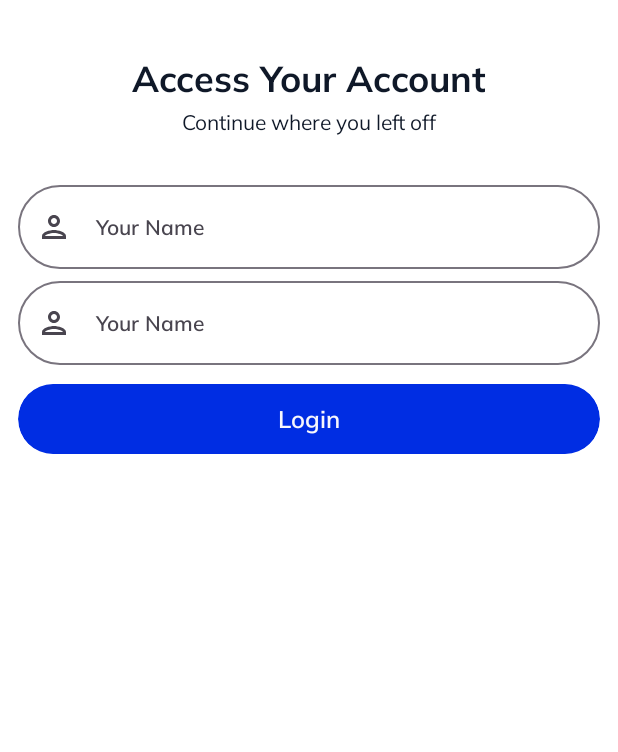
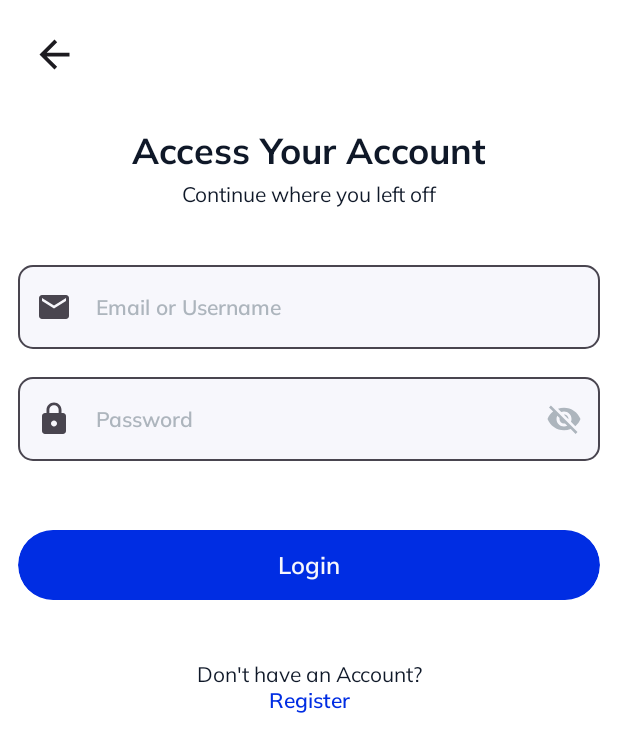
Before and after one commit to jetpack-compose-practice/PYChat, an Android app built with Jetpack Compose: the screen it shows after launch (MainActivity), on a phone screen of 412 x 824 dp. Shown: the top 752 px of the screen. Run offline under Robolectric (Android 15) with nearby library versions, the phone set to English and light mode, and no system bars; our stand-ins replace Dagger/Hilt's generated code.

Commit message:
login page created

```diff
--- a/app/build.gradle.kts
+++ b/app/build.gradle.kts
@@ -74,4 +74,7 @@ dependencies {
     implementation("com.google.dagger:hilt-android:2.50")
     ksp("com.google.dagger:hilt-android-compiler:2.50")
     implementation("androidx.hilt:hilt-navigation-compose:1.2.0")
+
+    implementation("androidx.compose.material:material-icons-extended:1.6.2")
+
 }
--- a/app/src/main/java/com/piyushprajpti/pychat/presentation/CommonComponents.kt
+++ b/app/src/main/java/com/piyushprajpti/pychat/presentation/CommonComponents.kt
@@ -1,23 +1,40 @@
 package com.piyushprajpti.pychat.presentation
 
-import androidx.compose.foundation.background
+import androidx.compose.foundation.layout.Box
 import androidx.compose.foundation.layout.fillMaxWidth
-import androidx.compose.foundation.layout.padding
+import androidx.compose.foundation.layout.size
 import androidx.compose.foundation.shape.CircleShape
-import androidx.compose.material3.MaterialTheme
-import androidx.compose.material3.Text
-import androidx.compose.material3.TextButton
+import androidx.compose.material.icons.Icons
+import androidx.compose.material.icons.filled.ArrowBack
+import androidx.compose.material3.Icon
+import androidx.compose.material3.IconButton
 import androidx.compose.runtime.Composable
 import androidx.compose.ui.Modifier
+import androidx.compose.ui.draw.clip
 import androidx.compose.ui.tooling.preview.Devices
 import androidx.compose.ui.tooling.preview.Preview
 import androidx.compose.ui.unit.dp
-import com.piyushprajpti.pychat.ui.theme.TextDT
-import com.piyushprajpti.pychat.ui.theme.Typography
 
 val PrimaryMargin = 12.dp
 
+@Composable
+fun BackButton(onClick: () -> Unit) {
+    Box(
+        modifier = Modifier
+            .fillMaxWidth()
+    ) {
+        IconButton(onClick = { onClick() }) {
+            Icon(
+                imageVector = Icons.Default.ArrowBack,
+                contentDescription = "Back Button",
+                modifier = Modifier
+                    .clip(CircleShape)
+                    .size(30.dp)
 
+            )
+        }
+    }
+}
 
 @Preview(showBackground = true, showSystemUi = true, device = Devices.PIXEL_4)
 @Composable
--- a/app/src/main/java/com/piyushprajpti/pychat/presentation/auth/AuthComponents.kt
+++ b/app/src/main/java/com/piyushprajpti/pychat/presentation/auth/AuthComponents.kt
@@ -1,23 +1,41 @@
 package com.piyushprajpti.pychat.presentation.auth
 
+import androidx.compose.foundation.clickable
+import androidx.compose.foundation.isSystemInDarkTheme
+import androidx.compose.foundation.layout.Box
 import androidx.compose.foundation.layout.fillMaxWidth
 import androidx.compose.foundation.layout.padding
 import androidx.compose.foundation.shape.CircleShape
+import androidx.compose.foundation.shape.RoundedCornerShape
+import androidx.compose.foundation.text.KeyboardOptions
 import androidx.compose.material.icons.Icons
-import androidx.compose.material.icons.outlined.Person
+import androidx.compose.material.icons.filled.Visibility
+import androidx.compose.material.icons.filled.VisibilityOff
 import androidx.compose.material3.ButtonDefaults
 import androidx.compose.material3.Icon
 import androidx.compose.material3.MaterialTheme
 import androidx.compose.material3.OutlinedTextField
 import androidx.compose.material3.Text
 import androidx.compose.material3.TextButton
+import androidx.compose.material3.TextFieldDefaults
 import androidx.compose.runtime.Composable
+import androidx.compose.runtime.mutableStateOf
+import androidx.compose.runtime.remember
+import androidx.compose.ui.Alignment
 import androidx.compose.ui.Modifier
 import androidx.compose.ui.draw.clip
 import androidx.compose.ui.graphics.Color
+import androidx.compose.ui.graphics.vector.ImageVector
+import androidx.compose.ui.text.input.KeyboardType
+import androidx.compose.ui.text.input.PasswordVisualTransformation
+import androidx.compose.ui.text.input.VisualTransformation
 import androidx.compose.ui.text.style.TextAlign
 import androidx.compose.ui.unit.dp
 import com.piyushprajpti.pychat.ui.theme.TextDT
+import com.piyushprajpti.pychat.ui.theme.TextFieldBackgroundDT
+import com.piyushprajpti.pychat.ui.theme.TextFieldBackgroundLT
+import com.piyushprajpti.pychat.ui.theme.TextFieldLabelDT
+import com.piyushprajpti.pychat.ui.theme.TextFieldLabelLT
 import com.piyushprajpti.pychat.ui.theme.Typography
 
 @Composable
@@ -49,11 +67,10 @@ fun ClickableText(
     color: Color,
     onClick: () -> Unit
 ) {
-    TextButton(
-        onClick = { onClick() },
-        modifier = Modifier.fillMaxWidth()
-    ) {
+    Box(modifier = Modifier.fillMaxWidth(), contentAlignment = Alignment.Center) {
         Text(
+            modifier = Modifier
+                .clickable { onClick() },
             text = text,
             color = color,
             style = Typography.bodyLarge,
@@ -66,6 +83,7 @@ fun ClickableText(
 @Composable
 fun HeadlineText(text: String) {
     Text(
+        modifier = Modifier.fillMaxWidth(),
         text = text,
         color = MaterialTheme.colorScheme.secondary,
         style = Typography.headlineSmall,
@@ -77,6 +95,7 @@ fun HeadlineText(text: String) {
 @Composable
 fun DescriptionText(text: String) {
     Text(
+        modifier = Modifier.fillMaxWidth(),
         text = text,
         color = MaterialTheme.colorScheme.secondary,
         style = Typography.bodyMedium,
@@ -85,13 +104,64 @@ fun DescriptionText(text: String) {
 }
 
 @Composable
-fun InputField() {
+fun InputField(
+    label: String,
+    value: String,
+    onValueChange: () -> Unit,
+    keyboardType: KeyboardType,
+    icon: ImageVector,
+) {
+    val isPasswordVisible = remember {
+        mutableStateOf(false)
+    }
+
     OutlinedTextField(
-        value = "",
-        onValueChange = {},
-        modifier = Modifier.fillMaxWidth(),
-        shape = CircleShape,
-        leadingIcon = { Icon(imageVector = Icons.Outlined.Person, contentDescription = "") },
-        label = { Text(text = "Your Name") }
+        label = { Text(text = label) },
+
+        value = value,
+
+        onValueChange = { onValueChange() },
+
+        shape = RoundedCornerShape(10.dp),
+
+        singleLine = true,
+
+        colors = TextFieldDefaults.colors(
+            unfocusedContainerColor = if (isSystemInDarkTheme()) TextFieldBackgroundDT else TextFieldBackgroundLT,
+            focusedContainerColor = if (isSystemInDarkTheme()) TextFieldBackgroundDT else TextFieldBackgroundLT,
+            unfocusedLabelColor = if (isSystemInDarkTheme()) TextFieldLabelDT else TextFieldLabelLT,
+//            unfocusedLeadingIconColor = if (isSystemInDarkTheme()) TextFieldLabelDT else TextFieldLabelLT,
+            unfocusedTrailingIconColor = if (isSystemInDarkTheme()) TextFieldLabelDT else TextFieldLabelLT,
+            focusedLeadingIconColor = MaterialTheme.colorScheme.primary
+        ),
+
+        modifier = Modifier
+            .fillMaxWidth()
+            .padding(vertical = 5.dp),
+
+        leadingIcon = { Icon(imageVector = icon, contentDescription = "") },
+
+        keyboardOptions = KeyboardOptions(keyboardType = keyboardType),
+
+        trailingIcon = {
+            if (keyboardType == KeyboardType.Password) {
+                val eyeIcon =
+                    if (isPasswordVisible.value) Icons.Default.Visibility
+                    else Icons.Default.VisibilityOff
+
+                Icon(
+                    imageVector = eyeIcon,
+                    contentDescription = "Show Password",
+                    modifier = Modifier.clickable {
+                        isPasswordVisible.value = !isPasswordVisible.value
+                    }
+                )
+            }
+        },
+
+        visualTransformation =
+        if (isPasswordVisible.value) VisualTransformation.None else PasswordVisualTransformation()
+
+
     )
 }
--- a/app/src/main/java/com/piyushprajpti/pychat/presentation/auth/LoginScreen.kt
+++ b/app/src/main/java/com/piyushprajpti/pychat/presentation/auth/LoginScreen.kt
@@ -7,20 +7,19 @@ import androidx.compose.foundation.layout.fillMaxSize
 import androidx.compose.foundation.layout.fillMaxWidth
 import androidx.compose.foundation.layout.height
 import androidx.compose.foundation.layout.padding
-import androidx.compose.foundation.shape.CircleShape
 import androidx.compose.material.icons.Icons
-import androidx.compose.material.icons.filled.Person
-import androidx.compose.material.icons.outlined.Person
-import androidx.compose.material3.Icon
+import androidx.compose.material.icons.filled.Email
+import androidx.compose.material.icons.filled.Lock
 import androidx.compose.material3.MaterialTheme
-import androidx.compose.material3.OutlinedTextField
 import androidx.compose.material3.Surface
 import androidx.compose.runtime.Composable
 import androidx.compose.ui.Alignment
 import androidx.compose.ui.Modifier
+import androidx.compose.ui.text.input.KeyboardType
 import androidx.compose.ui.tooling.preview.Devices
 import androidx.compose.ui.tooling.preview.Preview
 import androidx.compose.ui.unit.dp
+import com.piyushprajpti.pychat.presentation.BackButton
 import com.piyushprajpti.pychat.ui.theme.PYChatTheme
 
 @Composable
@@ -30,6 +29,8 @@ fun LoginScreen() {
             .fillMaxSize()
             .padding(12.dp)
     ) {
+        BackButton(onClick = {})
+
         Column(
             modifier = Modifier
                 .fillMaxWidth()
@@ -41,19 +42,35 @@ fun LoginScreen() {
             DescriptionText(text = "Continue where you left off")
         }
 
-        InputField()
-        InputField()
+        InputField(
+            label = "Email or Username",
+            value = "",
+            onValueChange = {},
+            keyboardType = KeyboardType.Email,
+            icon = Icons.Default.Email,
+        )
 
-        Spacer(modifier = Modifier.height(12.dp))
+        InputField(
+            label = "Password",
+            value = "",
+            onValueChange = {},
+            keyboardType = KeyboardType.Password,
+            icon = Icons.Default.Lock,
+        )
 
-        PrimaryActionButton(text = "Login") {
+        Spacer(modifier = Modifier.height(40.dp))
 
-        }
+        PrimaryActionButton(text = "Login", onClick = {})
+
+        Spacer(modifier = Modifier.height(40.dp))
+
+        DescriptionText(text = "Don't have an Account?")
+
+        ClickableText(text = "Register", color = MaterialTheme.colorScheme.primary, onClick = {})
     }
 }
 
 @Preview(
-    showBackground = true,
     showSystemUi = true,
     device = Devices.PIXEL_4,
     uiMode = Configuration.UI_MODE_NIGHT_YES
--- a/app/src/main/java/com/piyushprajpti/pychat/presentation/auth/WalkthroughScreen.kt
+++ b/app/src/main/java/com/piyushprajpti/pychat/presentation/auth/WalkthroughScreen.kt
@@ -62,6 +62,8 @@ fun WalkthroughScreen(
                 color = MaterialTheme.colorScheme.secondary,
                 onClick = {})
 
+            Spacer(modifier = Modifier.height(20.dp))
+
             PrimaryActionButton(text = "Start Messaging", onClick = {})
         }
     }
--- a/app/src/main/java/com/piyushprajpti/pychat/ui/theme/Color.kt
+++ b/app/src/main/java/com/piyushprajpti/pychat/ui/theme/Color.kt
@@ -11,3 +11,9 @@ val TextDT = Color(0xFFF7F7FC)
 
 val BackgroundLT = Color(0xFFFFFFFF)
 val BackgroundDT = Color(0xFF0F1828)
+
+val TextFieldBackgroundLT = Color(0XFFF7F7FC)
+val TextFieldBackgroundDT = Color(0XFF152033)
+
+val TextFieldLabelLT = Color(0xFFADB5BD)
+val TextFieldLabelDT = Color(0XFFF7F7FC)
```
